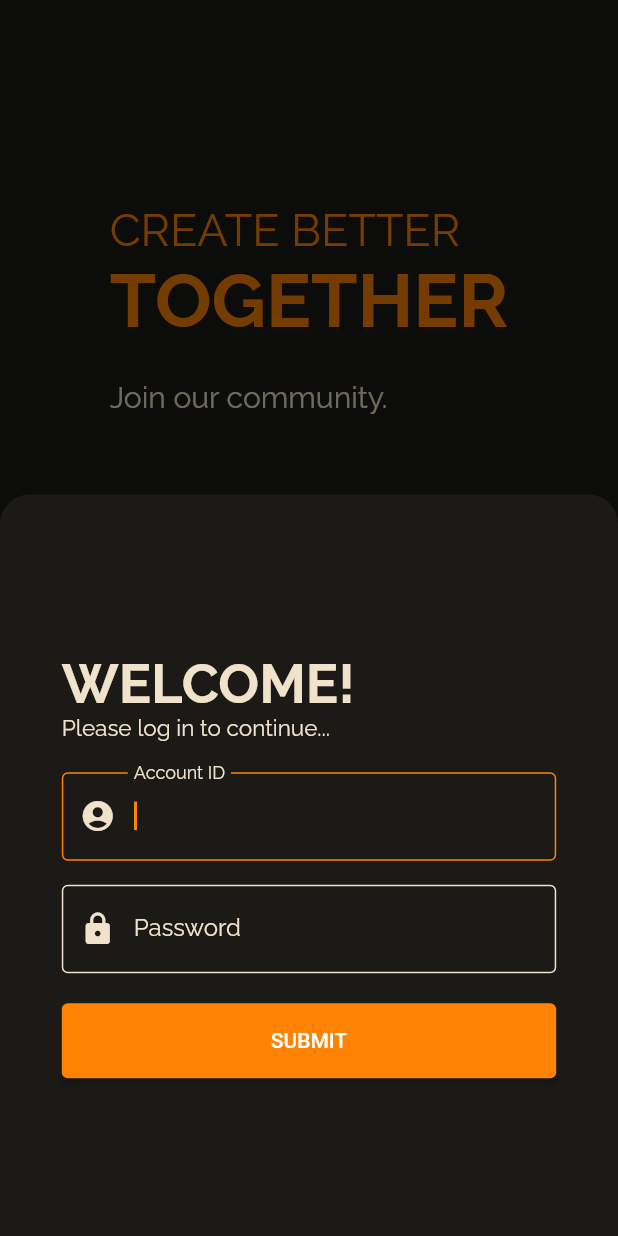
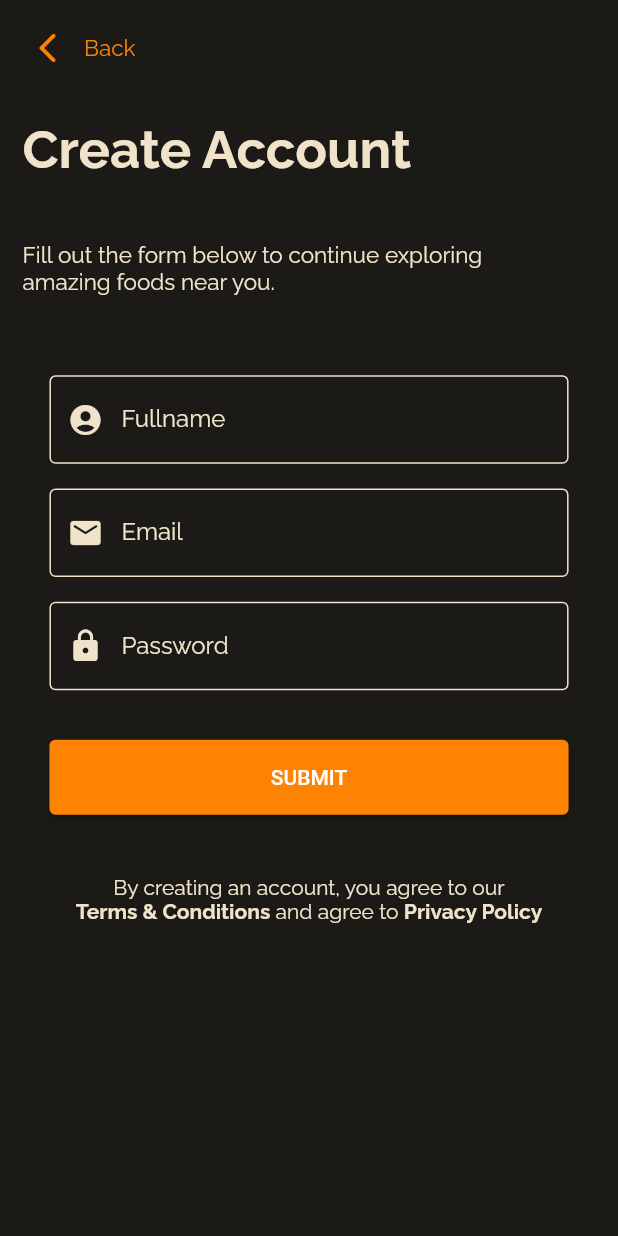
Before and after one commit to OwlRepo/Flutter_Login_UI, a Flutter app: the screen it shows after launch, after a tap on "CREATE ACCOUNT", on a phone screen of 412 x 824 dp. Run offline on Flutter 3.47's test engine with Material 2 defaults, Android fonts, the phone set to English and light mode, and no system bars; our stand-ins replace flutter_signin_button, get, google_fonts.

Commit message:
Create Account Page Added

```diff
--- /dev/null
+++ b/lib/Routes/CreateAccount.dart
@@ -0,0 +1,239 @@
+import 'package:flutter/material.dart';
+import 'package:google_fonts/google_fonts.dart';
+import 'package:login/Constants/ColorPalette.dart';
+import 'package:login/Widgets/CreateAccount/HeaderBackButton.dart';
+
+class CreateAccount extends StatefulWidget {
+  static const routeName = '/createaccount';
+  @override
+  _CreateAccountState createState() => _CreateAccountState();
+}
+
+class _CreateAccountState extends State<CreateAccount> {
+  @override
+  Widget build(BuildContext context) {
+    return Scaffold(
+      backgroundColor: ColorPalette.black,
+      body: SingleChildScrollView(
+        child: SafeArea(
+          child: Column(
+            mainAxisAlignment: MainAxisAlignment.start,
+            crossAxisAlignment: CrossAxisAlignment.stretch,
+            children: [
+              HeaderBackButton(),
+              Padding(
+                padding: const EdgeInsets.all(15.0),
+                child: RichText(
+                  text: TextSpan(
+                    children: [
+                      TextSpan(
+                        text: 'Create Account\n\n',
+                        style: GoogleFonts.raleway(
+                          color: ColorPalette.white,
+                          fontWeight: FontWeight.bold,
+                          fontSize: 35.0,
+                        ),
+                      ),
+                      TextSpan(
+                        text:
+                            'Fill out the form below to continue exploring\namazing foods near you.',
+                        style: GoogleFonts.raleway(
+                          color: ColorPalette.white,
+                          fontSize: 15.0,
+                        ),
+                      ),
+                    ],
+                  ),
+                ),
+              ),
+              Divider(
+                color: Colors.transparent,
+                height: 30.0,
+              ),
+              Padding(
+                padding: EdgeInsets.symmetric(
+                  vertical: MediaQuery.of(context).size.height * 0.01,
+                  horizontal: MediaQuery.of(context).size.width * 0.08,
+                ),
+                child: TextFormField(
+                  textAlignVertical: TextAlignVertical.center,
+                  cursorColor: ColorPalette.orange,
+                  textInputAction: TextInputAction.next,
+                  onTap: () {},
+                  style: GoogleFonts.raleway(
+                    color: ColorPalette.white,
+                  ),
+                  decoration: InputDecoration(
+                    border: OutlineInputBorder(
+                      borderRadius: BorderRadius.circular(10.0),
+                    ),
+                    prefixIcon: Icon(
+                      Icons.account_circle,
+                      color: ColorPalette.white,
+                    ),
+                    labelText: 'Fullname',
+                    labelStyle: GoogleFonts.raleway(
+                      color: ColorPalette.white,
+                    ),
+                    focusedBorder: OutlineInputBorder(
+                      borderSide: BorderSide(
+                        color: ColorPalette.orange,
+                      ),
+                    ),
+                    enabled: true,
+                    enabledBorder: OutlineInputBorder(
+                      borderSide: BorderSide(
+                        color: ColorPalette.white,
+                      ),
+                    ),
+                  ),
+                ),
+              ),
+              Padding(
+                padding: EdgeInsets.symmetric(
+                  vertical: MediaQuery.of(context).size.height * 0.01,
+                  horizontal: MediaQuery.of(context).size.width * 0.08,
+                ),
+                child: TextFormField(
+                  textAlignVertical: TextAlignVertical.center,
+                  cursorColor: ColorPalette.orange,
+                  textInputAction: TextInputAction.next,
+                  onTap: () {},
+                  style: GoogleFonts.raleway(
+                    color: ColorPalette.white,
+                  ),
+                  decoration: InputDecoration(
+                    border: OutlineInputBorder(
+                      borderRadius: BorderRadius.circular(10.0),
+                    ),
+                    prefixIcon: Icon(
+                      Icons.email_rounded,
+                      color: ColorPalette.white,
+                    ),
+                    labelText: 'Email',
+                    labelStyle: GoogleFonts.raleway(
+                      color: ColorPalette.white,
+                    ),
+                    focusedBorder: OutlineInputBorder(
+                      borderSide: BorderSide(
+                        color: ColorPalette.orange,
+                      ),
+                    ),
+                    enabled: true,
+                    enabledBorder: OutlineInputBorder(
+                      borderSide: BorderSide(
+                        color: ColorPalette.white,
+                      ),
+                    ),
+                  ),
+                ),
+              ),
+              Padding(
+                padding: EdgeInsets.symmetric(
+                  vertical: MediaQuery.of(context).size.height * 0.01,
+                  horizontal: MediaQuery.of(context).size.width * 0.08,
+                ),
+                child: TextFormField(
+                  textAlignVertical: TextAlignVertical.center,
+                  cursorColor: ColorPalette.orange,
+                  textInputAction: TextInputAction.done,
+                  obscureText: true,
+                  onFieldSubmitted: (_) {
+                    print('done');
+                  },
+                  style: GoogleFonts.raleway(
+                    color: ColorPalette.white,
+                  ),
+                  decoration: InputDecoration(
+                    border: OutlineInputBorder(
+                      borderRadius: BorderRadius.circular(10.0),
+                    ),
+                    prefixIcon: Icon(
+                      Icons.lock,
+                      color: ColorPalette.white,
+                    ),
+                    labelText: 'Password',
+                    labelStyle: GoogleFonts.raleway(
+                      color: ColorPalette.white,
+                    ),
+                    focusedBorder: OutlineInputBorder(
+                      borderSide: BorderSide(
+                        color: ColorPalette.orange,
+                      ),
+                    ),
+                    enabled: true,
+                    enabledBorder: OutlineInputBorder(
+                      borderSide: BorderSide(
+                        color: ColorPalette.white,
+                      ),
+                    ),
+                  ),
+                ),
+              ),
+              Padding(
+                padding: EdgeInsets.symmetric(
+                  vertical: MediaQuery.of(context).size.height * 0.03,
+                  horizontal: MediaQuery.of(context).size.width * 0.08,
+                ),
+                child: SizedBox(
+                  height: 50.0,
+                  child: ElevatedButton(
+                    style: ElevatedButton.styleFrom(
+                      primary: ColorPalette.orange,
+                    ),
+                    onPressed: () {},
+                    child: Text('SUBMIT'),
+                  ),
+                ),
+              ),
+              Divider(
+                color: Colors.transparent,
+              ),
+              Center(
+                child: RichText(
+                  textAlign: TextAlign.center,
+                  text: TextSpan(
+                    children: [
+                      TextSpan(
+                        text: 'By creating an account, you agree to our\n',
+                        style: GoogleFonts.raleway(
+                          color: ColorPalette.white,
+                        ),
+                      ),
+                      TextSpan(
+                        text: 'Terms & Conditions',
+                        style: GoogleFonts.raleway(
+                          color: ColorPalette.white,
+                          fontWeight: FontWeight.bold,
+                        ),
+                      ),
+                      TextSpan(
+                        text: ' and agree to ',
+                        style: GoogleFonts.raleway(
+                          color: ColorPalette.white,
+                        ),
+                      ),
+                      TextSpan(
+                        text: 'Privacy Policy',
+                        style: GoogleFonts.raleway(
+                          color: ColorPalette.white,
+                          fontWeight: FontWeight.bold,
+                        ),
+                      ),
+                    ],
+                  ),
+                ),
+              ),
+              Divider(
+                color: Colors.transparent,
+              ),
+              Divider(
+                color: Colors.transparent,
+              ),
+            ],
+          ),
+        ),
+      ),
+    );
+  }
+}
--- a/lib/Routes/Login.dart
+++ b/lib/Routes/Login.dart
@@ -46,7 +46,7 @@ class _LoginState extends State<Login> {
     var _screenWidth = MediaQuery.of(context).size.width;
     var _screenHeight = MediaQuery.of(context).size.height;
     return Scaffold(
-      backgroundColor: ColorPalette.black,
+      backgroundColor: ColorPalette.orange,
       body: SingleChildScrollView(
         scrollDirection: Axis.vertical,
         child: Column(
--- /dev/null
+++ b/lib/Widgets/CreateAccount/HeaderBackButton.dart
@@ -0,0 +1,36 @@
+import 'package:flutter/material.dart';
+import 'package:get/get.dart';
+import 'package:google_fonts/google_fonts.dart';
+import 'package:login/Constants/ColorPalette.dart';
+
+class HeaderBackButton extends StatelessWidget {
+  @override
+  Widget build(BuildContext context) {
+    return Padding(
+      padding: const EdgeInsets.all(8.0),
+      child: Row(
+        children: [
+          IconButton(
+            icon: Icon(
+              Icons.arrow_back_ios_rounded,
+            ),
+            color: ColorPalette.orange,
+            onPressed: () {
+              Get.back();
+            },
+          ),
+          GestureDetector(
+            onTap: () => Get.back(),
+            child: Text(
+              'Back',
+              style: GoogleFonts.raleway(
+                color: ColorPalette.orange,
+                fontSize: 15.0,
+              ),
+            ),
+          ),
+        ],
+      ),
+    );
+  }
+}
--- a/lib/Widgets/Login/LoginBanner.dart
+++ b/lib/Widgets/Login/LoginBanner.dart
@@ -16,14 +16,14 @@ class LoginBanner extends StatelessWidget {
               TextSpan(
                 text: 'CREATE BETTER\n',
                 style: GoogleFonts.raleway(
-                  color: ColorPalette.orange,
+                  color: ColorPalette.white,
                   fontSize: 30.0,
                 ),
               ),
               TextSpan(
                 text: 'TOGETHER\n',
                 style: GoogleFonts.raleway(
-                  color: ColorPalette.orange,
+                  color: ColorPalette.white,
                   fontSize: 50.0,
                   fontWeight: FontWeight.bold,
                 ),
@@ -31,7 +31,7 @@ class LoginBanner extends StatelessWidget {
               TextSpan(
                 text: '\nJoin our community.',
                 style: GoogleFonts.raleway(
-                  color: ColorPalette.white,
+                  color: ColorPalette.black,
                   fontSize: 20.0,
                 ),
               ),
--- a/lib/Widgets/Login/LoginButtons.dart
+++ b/lib/Widgets/Login/LoginButtons.dart
@@ -1,7 +1,9 @@
 import 'package:flutter/material.dart';
 import 'package:flutter_signin_button/flutter_signin_button.dart';
+import 'package:get/get.dart';
 import 'package:google_fonts/google_fonts.dart';
 import 'package:login/Constants/ColorPalette.dart';
+import 'package:login/Routes/CreateAccount.dart';
 import 'package:login/Routes/Login.dart';
 
 class LoginButtons extends StatelessWidget {
@@ -13,6 +15,13 @@ class LoginButtons extends StatelessWidget {
   Widget build(BuildContext context) {
     return Container(
       height: screenHeight! * 0.5,
+      decoration: BoxDecoration(
+        color: ColorPalette.black,
+        borderRadius: BorderRadius.only(
+          topRight: Radius.circular(40.0),
+          topLeft: Radius.circular(40.0),
+        ),
+      ),
       child: Column(
         mainAxisAlignment: MainAxisAlignment.center,
         crossAxisAlignment: CrossAxisAlignment.stretch,
@@ -57,10 +66,7 @@ class LoginButtons extends StatelessWidget {
             ),
             child: OutlinedButton(
               onPressed: () {
-                Login.openModal(
-                  context: context,
-                  isLoginForm: false,
-                );
+                Get.toNamed(CreateAccount.routeName);
               },
               style: OutlinedButton.styleFrom(
                 primary: ColorPalette.orange,
--- a/lib/Widgets/Login/LoginForm.dart
+++ b/lib/Widgets/Login/LoginForm.dart
@@ -34,7 +34,7 @@ class LoginForm extends StatelessWidget {
             ),
           ),
           SizedBox(
-            height: 20.0,
+            height: 30.0,
           ),
           TextFormField(
             textAlignVertical: TextAlignVertical.center,
--- a/lib/main.dart
+++ b/lib/main.dart
@@ -1,5 +1,6 @@
 import 'package:flutter/material.dart';
 import 'package:get/get.dart';
+import 'package:login/Routes/CreateAccount.dart';
 import 'package:login/Routes/Login.dart';
 import 'package:login/Routes/Splashscreen.dart';
 
@@ -22,6 +23,10 @@ class MyApp extends StatelessWidget {
           name: Login.routeName,
           page: () => Login(),
         ),
+        GetPage(
+          name: CreateAccount.routeName,
+          page: () => CreateAccount(),
+        ),
       ],
     );
   }
```
